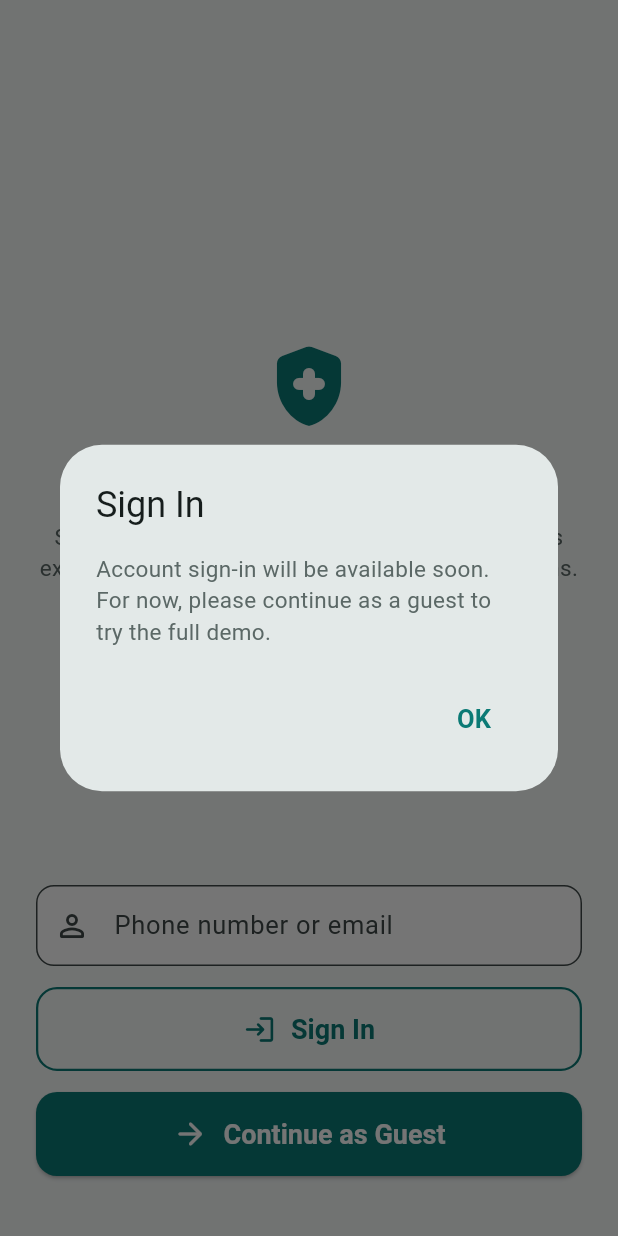
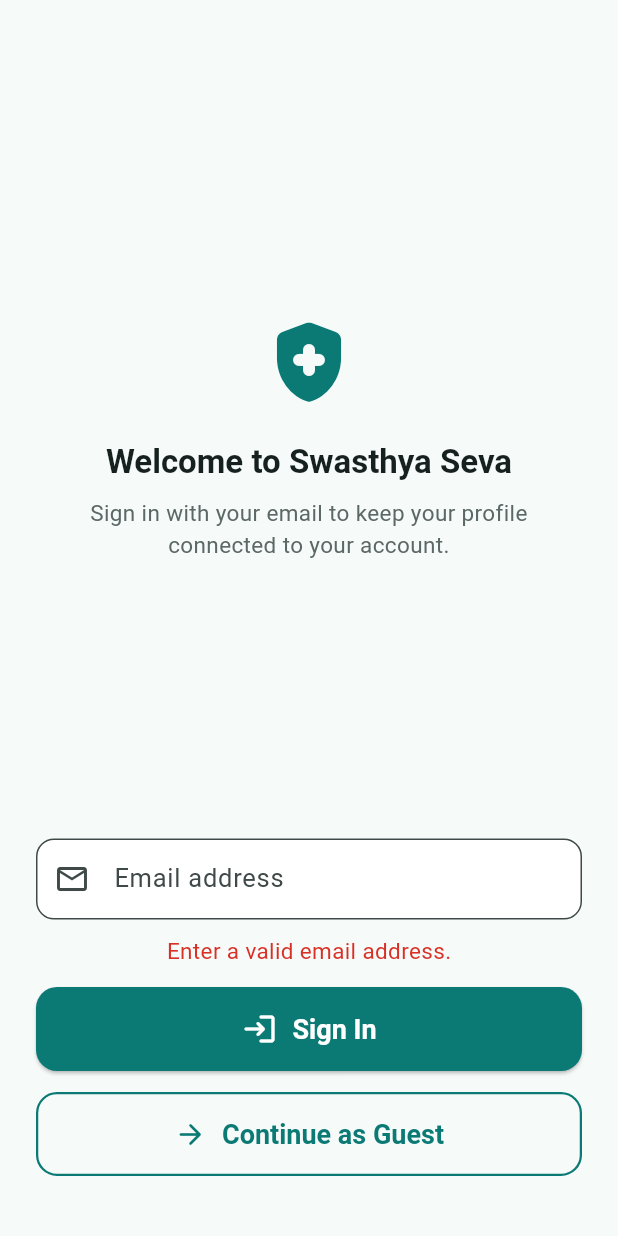
Before and after one commit to Shanu58/Swasthya-Seva, a Flutter app: the AuthScreen screen opened directly, after a tap on "Sign In", on a phone screen of 412 x 824 dp. Run offline on Flutter 3.47's test engine with Material 3 defaults, Android fonts, the phone set to English and light mode, and no system bars; our stand-ins replace flutter_riverpod, flutter_tts, image_picker, shared_preferences; accounts and stored records are empty.

Commit message:
Replace placeholder auth with functional email sign-in

```diff
--- a/mobile/lib/screens/auth/auth_screen.dart
+++ b/mobile/lib/screens/auth/auth_screen.dart
@@ -1,34 +1,74 @@
 import 'package:flutter/material.dart';
 import 'package:flutter_riverpod/flutter_riverpod.dart';
+
 import '../../core/constants/app_constants.dart';
 import '../../core/theme/app_theme.dart';
+import '../../models/user_model.dart';
 import '../../providers/app_providers.dart';
 import '../../widgets/app_buttons.dart';
 import '../home/home_screen.dart';
 
-class AuthScreen extends ConsumerWidget {
+class AuthScreen extends ConsumerStatefulWidget {
   const AuthScreen({super.key});
 
-  void _showSignInComingSoon(BuildContext context) {
-    showDialog(
-      context: context,
-      builder: (context) => AlertDialog(
-        title: const Text('Sign In'),
-        content: const Text(
-          'Account sign-in will be available soon. For now, please continue as a guest to try the full demo.',
-        ),
-        actions: [
-          TextButton(
-            onPressed: () => Navigator.of(context).pop(),
-            child: const Text('OK'),
-          ),
-        ],
-      ),
+  @override
+  ConsumerState<AuthScreen> createState() => _AuthScreenState();
+}
+
+class _AuthScreenState extends ConsumerState<AuthScreen> {
+  final _emailController = TextEditingController();
+  bool _isLoading = false;
+  String? _error;
+
+  @override
+  void dispose() {
+    _emailController.dispose();
+    super.dispose();
+  }
+
+  Future<void> _signIn() async {
+    final email = _emailController.text.trim().toLowerCase();
+    if (email.isEmpty || !email.contains('@')) {
+      setState(() => _error = 'Enter a valid email address.');
+      return;
+    }
+
+    setState(() {
+      _isLoading = true;
+      _error = null;
+    });
+
+    try {
+      final api = ref.read(apiServiceProvider);
+      AppUser? user = await api.findUserByEmail(email);
+
+      if (user == null) {
+        final localPart = email.split('@').first.replaceAll(RegExp(r'[^A-Za-z0-9 ]'), ' ').trim();
+        final name = localPart.isEmpty ? 'Swasthya Seva User' : localPart[0].toUpperCase() + localPart.substring(1);
+        user = await api.createUser(name: name, email: email);
+      }
+
+      await ref.read(sessionProvider.notifier).signIn(
+        userId: user.id,
+        userName: user.name,
       );
+
+      if (!mounted) return;
+      Navigator.of(context).pushReplacement(
+        MaterialPageRoute(builder: (_) => const HomeScreen()),
+      );
+    } catch (_) {
+      if (!mounted) return;
+      setState(() {
+        _error = 'Could not sign in. Make sure the backend is running and reachable.';
+      });
+    } finally {
+      if (mounted) setState(() => _isLoading = false);
+    }
   }
 
   @override
-  Widget build(BuildContext context, WidgetRef ref) {
+  Widget build(BuildContext context) {
     return Scaffold(
       body: SafeArea(
         child: Padding(
@@ -45,33 +85,41 @@
               ),
               const SizedBox(height: 10),
               Text(
-                'Scan any medicine to verify it\'s genuine, check its expiry, and stay safe from harmful drug interactions.',
+                'Sign in with your email to keep your profile connected to your account.',
                 textAlign: TextAlign.center,
                 style: Theme.of(context).textTheme.bodyMedium,
               ),
               const Spacer(),
-
-              // Sign-in form - present, but never blocks the demo flow.
               TextField(
+                controller: _emailController,
+                keyboardType: TextInputType.emailAddress,
+                autocorrect: false,
+                onSubmitted: (_) => _isLoading ? null : _signIn(),
                 decoration: const InputDecoration(
-                  labelText: 'Phone number or email',
-                  prefixIcon: Icon(Icons.person_outline_rounded),
+                  labelText: 'Email address',
+                  prefixIcon: Icon(Icons.email_outlined),
                 ),
-                onTap: () {},
+              ),
+              if (_error != null) ...[
+                const SizedBox(height: 10),
+                Text(_error!, style: const TextStyle(color: AppColors.dangerRed)),
+              ],
+              const SizedBox(height: 14),
+              PrimaryActionButton(
+                label: _isLoading ? 'Signing In...' : 'Sign In',
+                icon: Icons.login_rounded,
+                isLoading: _isLoading,
+                onPressed: _isLoading ? null : _signIn,
               ),
               const SizedBox(height: 14),
               SecondaryActionButton(
-                label: 'Sign In',
-                icon: Icons.login_rounded,
-                onPressed: () => _showSignInComingSoon(context),
-              ),
-              const SizedBox(height: 14),
-              PrimaryActionButton(
                 label: 'Continue as Guest',
                 icon: Icons.arrow_forward_rounded,
-                onPressed: () async {
+                onPressed: _isLoading
+                    ? null
+                    : () async {
                         await ref.read(sessionProvider.notifier).continueAsGuest();
-                  if (!context.mounted) return;
+                        if (!mounted) return;
                         Navigator.of(context).pushReplacement(
                           MaterialPageRoute(builder: (_) => const HomeScreen()),
                         );
```
Lines whose indentation alone changed are shown as unchanged.
